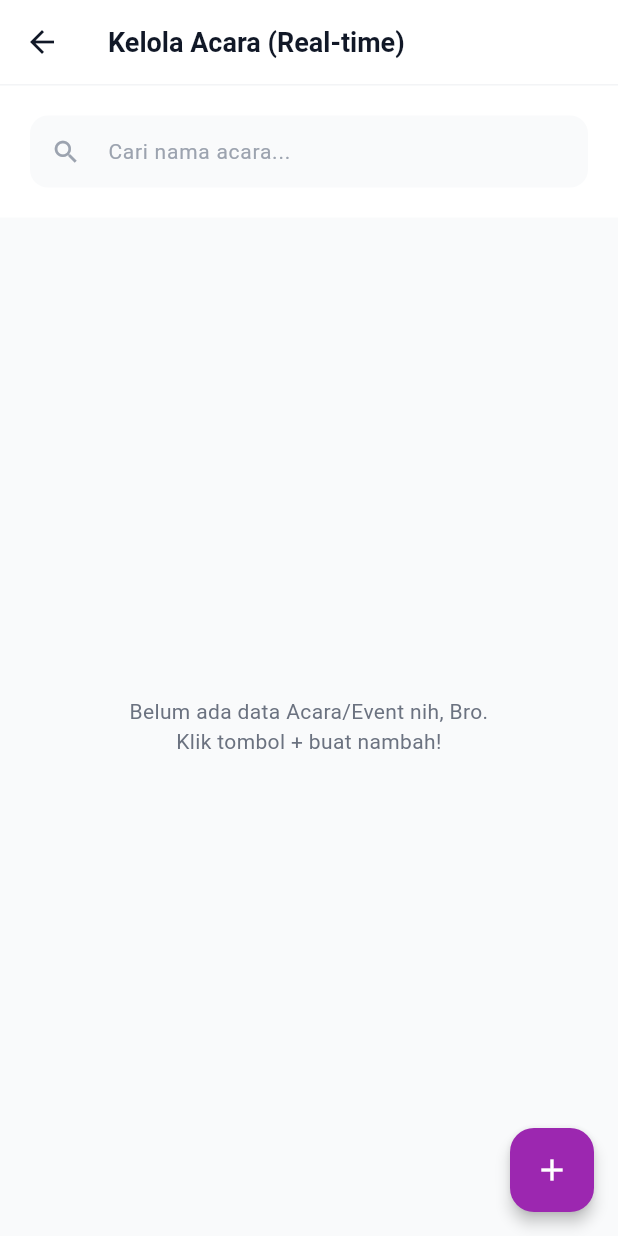
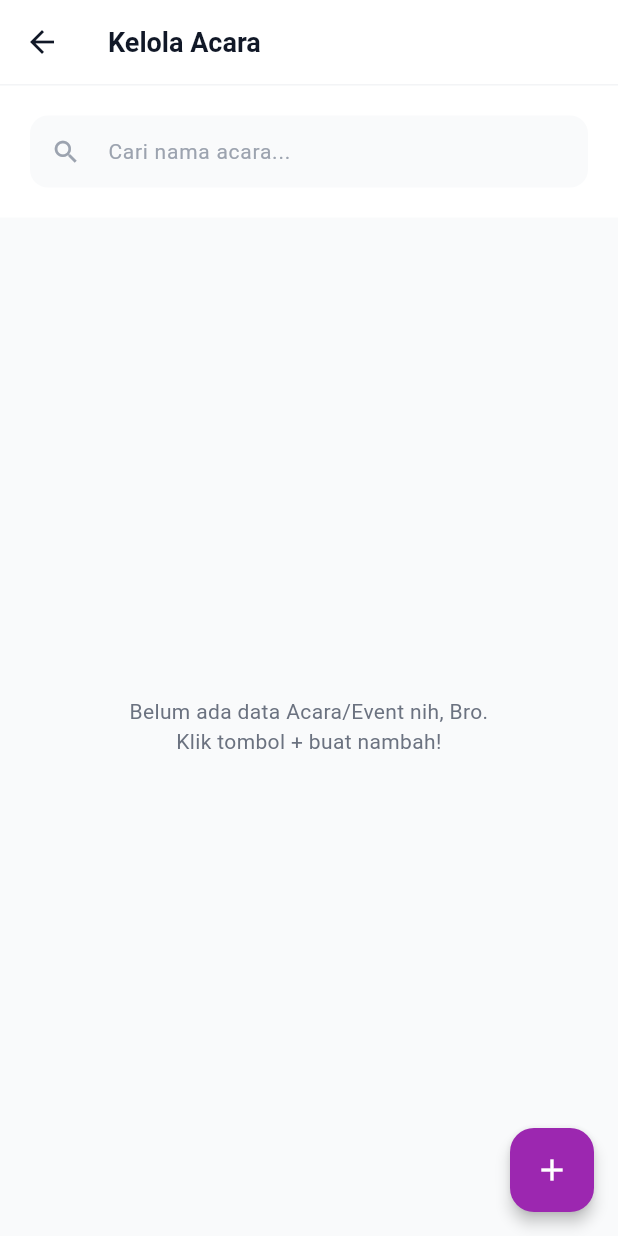
Before and after one commit to alifrds-code/al_falah_app-revisi, a Flutter app: the KelolaAcara screen opened directly, on a phone screen of 412 x 824 dp. Run offline on Flutter 3.47's test engine with Material 3 defaults, Android fonts, the phone set to English and light mode, and no system bars; our stand-ins replace cloud_firestore, firebase_auth, firebase_core, image_picker, shared_preferences; accounts and stored records are empty.

Commit message:
hpus tulisan real-time di header

```diff
--- a/lib/view/admin/kelola_acara.dart
+++ b/lib/view/admin/kelola_acara.dart
@@ -97,7 +97,7 @@ class _KelolaAcaraState extends State<KelolaAcara> {
       backgroundColor: AppColors.background,
       appBar: AppBar(
         title: const Text(
-          'Kelola Acara (Real-time)',
+          'Kelola Acara',
           style: TextStyle(
             color: AppColors.textHeading,
             fontWeight: FontWeight.bold,
--- a/lib/view/admin/kelola_asisten.dart
+++ b/lib/view/admin/kelola_asisten.dart
@@ -251,7 +251,7 @@ class _KelolaAsistenState extends State<KelolaAsisten> {
       backgroundColor: AppColors.background,
       appBar: AppBar(
         title: const Text(
-          'Data Asisten (Real-time)',
+          'Data Asisten',
           style: TextStyle(
             color: AppColors.textHeading,
             fontWeight: FontWeight.bold,
--- a/lib/view/admin/kelola_jamaah.dart
+++ b/lib/view/admin/kelola_jamaah.dart
@@ -252,7 +252,7 @@ class _KelolaJamaahState extends State<KelolaJamaah> {
       backgroundColor: AppColors.background,
       appBar: AppBar(
         title: const Text(
-          'Data Jamaah (Real-time)',
+          'Data Jamaah',
           style: TextStyle(
             color: AppColors.textHeading,
             fontWeight: FontWeight.bold,
--- a/lib/view/admin/kelola_kelas.dart
+++ b/lib/view/admin/kelola_kelas.dart
@@ -98,7 +98,7 @@ class _KelolaKelasState extends State<KelolaKelas> {
       backgroundColor: AppColors.background,
       appBar: AppBar(
         title: const Text(
-          'Kelola Kelas (Real-time)',
+          'Kelola Kelas',
           style: TextStyle(
             color: AppColors.textHeading,
             fontWeight: FontWeight.bold,
```
